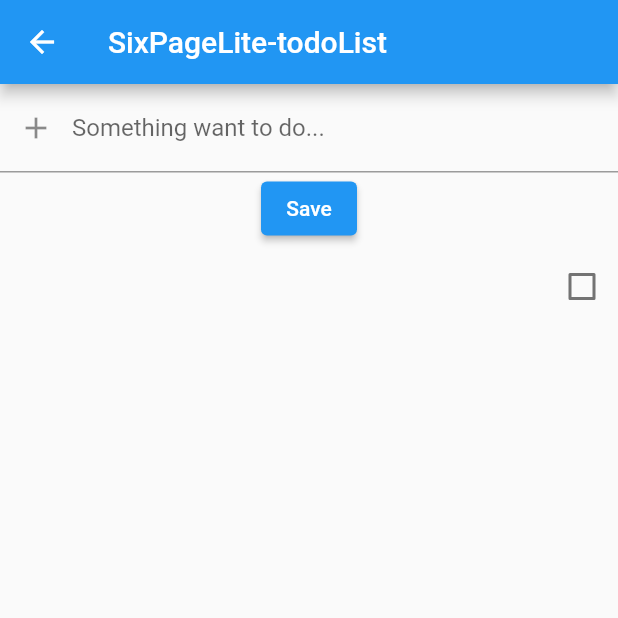
After one commit to KittenCN/flutter_demo, a Flutter app: the SixPageLite screen opened by its route, after a tap on "Save", on a phone screen of 412 x 824 dp, the top half of it. The commit adds this screen. Run offline on Flutter 3.47's test engine with Material 2 defaults, Android fonts, the phone set to English and light mode, and no system bars; our stand-ins replace sqflite; accounts and stored records are empty.

Commit message:
try to add sqlite model

```diff
--- a/lib/main.dart
+++ b/lib/main.dart
@@ -5,6 +5,7 @@ import 'src/third_page.dart';
 import 'src/four_page.dart';
 import 'src/five_page.dart';
 import 'src/six_page.dart';
+import 'src/six_page_sqlite.dart';
 
 void main() {
   return runApp(const MyApp());
@@ -42,6 +43,10 @@ final menus = [
       name: 'SixPage',
       route: '/SixPage',
       builder: (context) => const SixPage()),
+  Menu(
+      name: 'SixPageSqlite',
+      route: '/SixPageSqlite',
+      builder: (context) => const SixPageLite()),
 ];
 
 class MyApp extends StatelessWidget {
--- /dev/null
+++ b/lib/src/six_page_sqlite.dart
@@ -0,0 +1,86 @@
+import 'package:flutter/material.dart';
+import 'six_page_sqlite_dao.dart';
+
+class SixPageLite extends StatefulWidget {
+  const SixPageLite({Key? key}) : super(key: key);
+
+  @override
+  _SixPageLiteState createState() => _SixPageLiteState();
+}
+
+class _SixPageLiteState extends State<SixPageLite> {
+  final TextEditingController _controller = TextEditingController();
+  var strMemList = [];
+  var boolMemList = [];
+  DatabaseHelper databaseHelper = DatabaseHelper();
+
+  @override
+  Widget build(BuildContext context) {
+    return Scaffold(
+      appBar: AppBar(
+        title: const Text('SixPageLite-todoList'),
+      ),
+      body: Center(
+          child: Column(children: <Widget>[
+        TextField(
+          autofocus: true,
+          decoration: InputDecoration(
+              labelText: 'Something want to do...',
+              hintText: 'Something want to do...',
+              prefixIcon: IconButton(
+                onPressed: () {
+                  setState(() {
+                    _controller.clear();
+                  });
+                },
+                icon: const Icon(Icons.add),
+              )),
+          controller: _controller,
+        ),
+        ElevatedButton(
+          onPressed: () {
+            setState(() {
+              strMemList.add(_controller.text);
+              boolMemList.add(false);
+              _controller.clear();
+              FocusScope.of(context).requestFocus(FocusNode());
+            });
+          },
+          child: const Text('Save'),
+        ),
+        Expanded(
+            child: ListView.separated(
+          shrinkWrap: true,
+          itemCount: strMemList.length,
+          itemBuilder: (BuildContext context, int index) {
+            return Row(children: <Widget>[
+              Expanded(
+                  child: ListTile(
+                title: Text(strMemList[index]),
+                tileColor: boolMemList[index] ? Colors.red : null,
+                onTap: () {
+                  setState(() {
+                    // strMemList.removeAt(index);
+                    FocusScope.of(context).requestFocus(FocusNode());
+                  });
+                },
+              )),
+              Checkbox(
+                value: boolMemList[index],
+                onChanged: (bool? value) {
+                  setState(() {
+                    boolMemList[index] = boolMemList[index] ? false : true;
+                    FocusScope.of(context).requestFocus(FocusNode());
+                  });
+                },
+              )
+            ]);
+          },
+          separatorBuilder: (BuildContext context, int index) {
+            return const Divider(color: Colors.blue);
+          },
+        ))
+      ])),
+    );
+  }
+}
--- a/pubspec.yaml
+++ b/pubspec.yaml
@@ -29,7 +29,7 @@ environment:
 dependencies:
   flutter:
     sdk: flutter
-
+  sqflite: ^1.2.0
 
   # The following adds the Cupertino Icons font to your application.
   # Use with the CupertinoIcons class for iOS style icons.
```
Also changed, not shown: lib/src/six_page_sqlite_dao.dart (added, +129 -0 lines), pubspec.lock.
